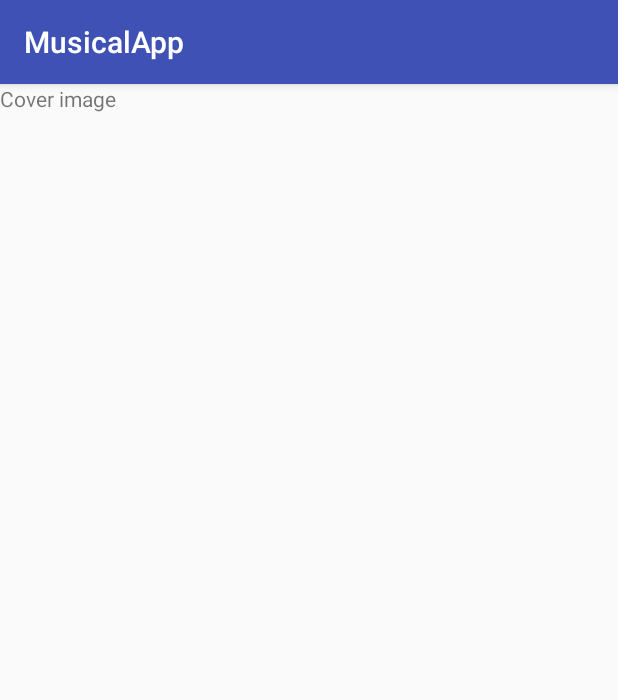
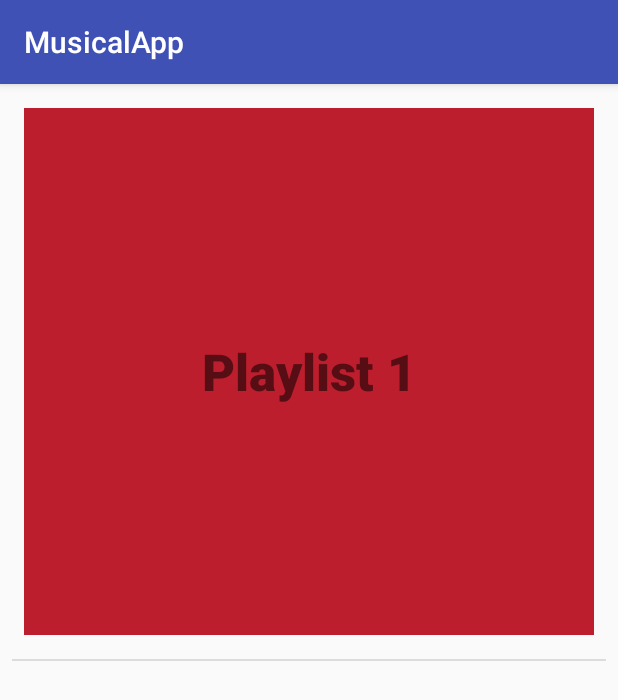
Before and after one commit to mark-g-p/musical-app-structure, an Android app: the screen it shows after launch (MainActivity), on a phone screen of 412 x 824 dp. Shown: the top 700 px of the screen. Run offline under Robolectric (Android 15) with nearby library versions, the phone set to English and light mode, and no system bars.

Commit message:
Second commit.

```diff
--- a/app/src/main/res/drawable/check.xml
+++ b/app/src/main/res/drawable/check.xml
@@ -1,9 +1,9 @@
 <?xml version="1.0" encoding="utf-8"?>
 <selector xmlns:android="http://schemas.android.com/apk/res/android">
     <!-- When selected, use grey -->
-    <item android:drawable="@drawable/play"
+    <item android:drawable="@drawable/stop"
         android:state_checked="true" />
     <!-- When not selected, use white-->
-    <item android:drawable="@drawable/stop"
+    <item android:drawable="@drawable/play"
         android:state_checked="false"/>
 </selector>
--- a/app/src/main/res/layout/activity_main.xml
+++ b/app/src/main/res/layout/activity_main.xml
@@ -1,23 +1,34 @@
 <?xml version="1.0" encoding="utf-8"?>
 <android.support.constraint.ConstraintLayout xmlns:android="http://schemas.android.com/apk/res/android"
+    xmlns:app="http://schemas.android.com/apk/res-auto"
     xmlns:tools="http://schemas.android.com/tools"
     android:layout_width="match_parent"
     android:layout_height="match_parent"
     tools:context=".MainActivity">
+
     <TextView
-        android:layout_width="wrap_content"
-        android:layout_height="wrap_content"
-        android:text="@string/cover_image"
-        android:id="@+id/list1"/>
+        android:id="@+id/list1"
+        android:text="@string/playlist_1"
+        app:layout_constraintBottom_toTopOf="@+id/divider"
+        app:layout_constraintEnd_toEndOf="parent"
+        app:layout_constraintStart_toStartOf="parent"
+        app:layout_constraintTop_toTopOf="parent"
+        style="@style/playlist_button_style" />
 
-    <!--<GridView-->
-        <!--android:layout_width="match_parent"-->
-        <!--android:layout_height="match_parent"-->
-        <!--android:layout_marginBottom="8dp"-->
-        <!--android:layout_marginLeft="8dp"-->
-        <!--android:layout_marginStart="8dp"-->
-        <!--android:layout_marginTop="8dp"-->
-        <!--app:layout_constraintBottom_toBottomOf="parent"-->
-        <!--app:layout_constraintStart_toStartOf="parent"-->
-        <!--app:layout_constraintTop_toTopOf="parent" />-->
+    <View
+        android:id="@+id/divider"
+        android:layout_width="0dp"
+        android:layout_height="1dp"
+        android:layout_marginBottom="8dp"
+        android:layout_marginEnd="8dp"
+        android:layout_marginLeft="8dp"
+        android:layout_marginRight="8dp"
+        android:layout_marginStart="8dp"
+        android:layout_marginTop="8dp"
+        android:background="?android:attr/listDivider"
+        app:layout_constraintBottom_toBottomOf="parent"
+        app:layout_constraintEnd_toEndOf="parent"
+        app:layout_constraintStart_toStartOf="parent"
+        app:layout_constraintTop_toTopOf="parent" />
+
 </android.support.constraint.ConstraintLayout>
--- a/app/src/main/res/values/styles.xml
+++ b/app/src/main/res/values/styles.xml
@@ -26,13 +26,13 @@
     <style name="author_name_style">
         <item name="android:layout_width">wrap_content</item>
         <item name="android:layout_height">wrap_content</item>
-        <item name="android:textSize">32sp</item>
+        <item name="android:textSize">34sp</item>
     </style>
 
     <style name="song_name_style">
         <item name="android:layout_width">wrap_content</item>
         <item name="android:layout_height">wrap_content</item>
-        <item name="android:textSize">32sp</item>
+        <item name="android:textSize">34sp</item>
         <item name="android:textStyle">bold</item>
     </style>
 
@@ -63,4 +63,14 @@
         <item name="android:orientation">vertical</item>
     </style>
 
+    <style name="playlist_button_style">
+        <item name="android:layout_width">0dp</item>
+        <item name="android:layout_height">0dp</item>
+        <item name="android:background">#BD1E2D</item>
+        <item name="android:gravity">center</item>
+        <item name="android:layout_margin">16dp</item>
+        <item name="android:textSize">34sp</item>
+        <item name="android:fontFamily">sans-serif-black</item>
+    </style>
+
 </resources>
```
Also changed, not shown: app/src/main/java/com/example/android/musicalapp/SongsActivity.java (+7 -7 lines), app/src/main/res/values/strings.xml (+13 -0 lines).
